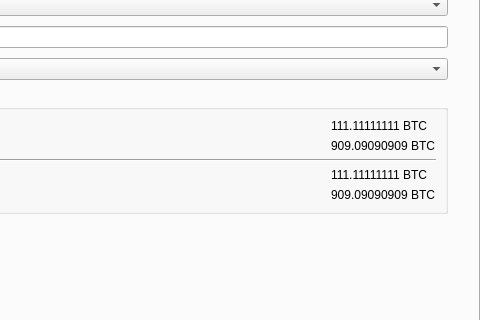
Old version of the form src/qt/forms/optionsdialog.ui in the repository ArielCoinOrg/arielcoin; both pictures show x 352 to 832 and y 84 to 404 of the 832 by 587 pixel window.
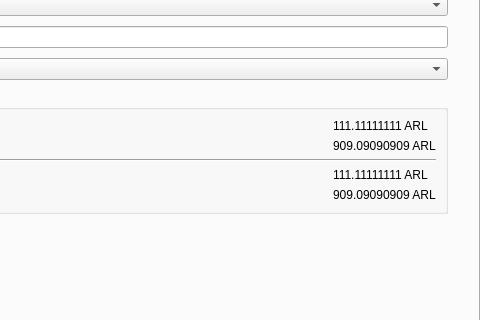
New version of the form. The open tabs and pages were chosen to show the change. Custom widgets are drawn as their Qt base class.

```diff
--- a/src/qt/forms/optionsdialog.ui
+++ b/src/qt/forms/optionsdialog.ui
@@ -942,14 +942,14 @@
               <item>
                <widget class="QLabel" name="embeddedFont_label_1">
                 <property name="text">
-                 <string notr="true">111.11111111 BTC</string>
+                 <string notr="true">111.11111111 ARL</string>
                 </property>
                </widget>
               </item>
               <item>
                <widget class="QLabel" name="embeddedFont_label_9">
                 <property name="text">
-                 <string notr="true">909.09090909 BTC</string>
+                 <string notr="true">909.09090909 ARL</string>
                 </property>
                </widget>
               </item>
@@ -991,14 +991,14 @@
               <item>
                <widget class="QLabel" name="systemFont_label_1">
                 <property name="text">
-                 <string notr="true">111.11111111 BTC</string>
+                 <string notr="true">111.11111111 ARL</string>
                 </property>
                </widget>
               </item>
               <item>
                <widget class="QLabel" name="systemFont_label_9">
                 <property name="text">
-                 <string notr="true">909.09090909 BTC</string>
+                 <string notr="true">909.09090909 ARL</string>
                 </property>
                </widget>
               </item>
```
